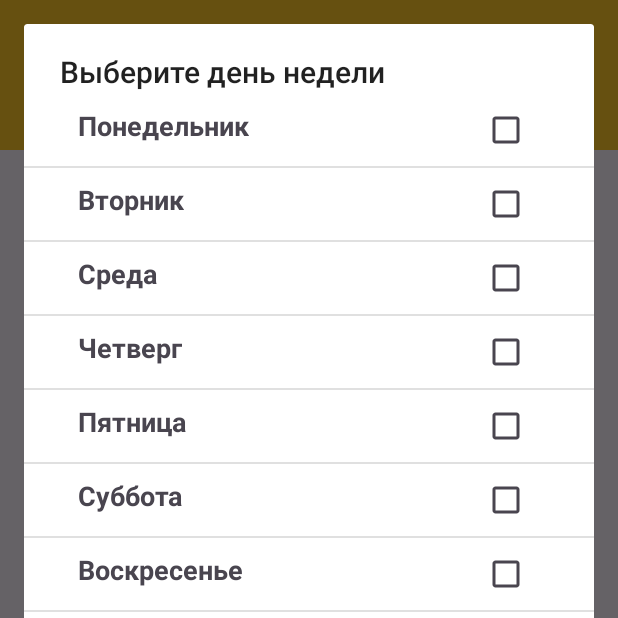
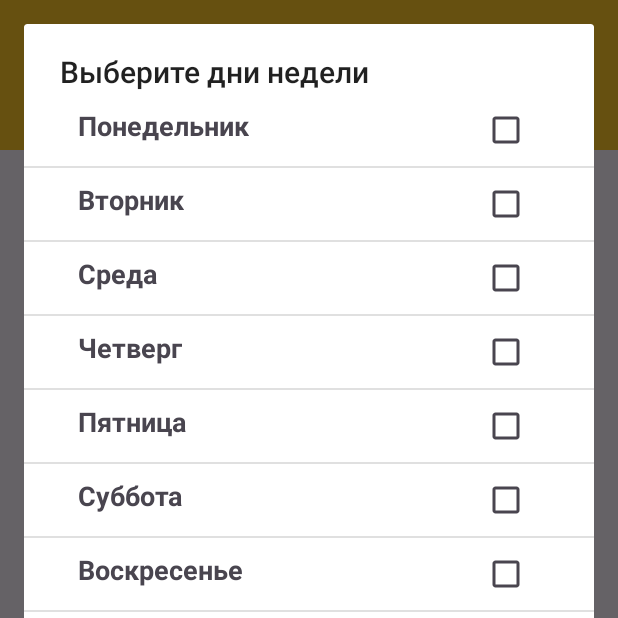
Before and after one commit to YuraLapin/Mobile, an Android app: the PeriodItemActivity screen opened directly, with no data from a screen before it, after a tap on "days", on a phone screen of 412 x 824 dp, the top half of it. Run offline under Robolectric (Android 15) with nearby library versions, the phone set to English and light mode, and no system bars.

Commit message:
поправил ошибку вывода дней недели

```diff
--- a/MobileApp/app/src/main/java/com/example/alarmmobileapp/PeriodItemActivity.java
+++ b/MobileApp/app/src/main/java/com/example/alarmmobileapp/PeriodItemActivity.java
@@ -78,10 +78,10 @@ public class PeriodItemActivity extends AppCompatActivity {
         Bundle args = new Bundle();
         args.putSerializable("period", period);
         dialog.setArguments(args);
-        dialog.show(getSupportFragmentManager(), "Выберите дни недели");
+        dialog.show(getSupportFragmentManager(), "");
     }
     public void updateSelectedDays(List<String> selectedDays) {
-        //DayOfWeek day = DayOfWeek.fromString(days.get(i));
+
         List<DayOfWeek> daysOfWeek = new ArrayList<>();
         for (String day : selectedDays) {
             daysOfWeek.add(DayOfWeek.fromString(day));
@@ -93,7 +93,7 @@ public class PeriodItemActivity extends AppCompatActivity {
     }
 
     private void updateDaysOfWorkDisplay() {
-        if (period != null && period.getDaysOfWeek() != null) {
+        if (/*period != null && */period.getDaysOfWeek() != null && period.getDaysOfWeek().size()!=0) {
             StringBuilder daysStringBuilder = new StringBuilder();
             for (DayOfWeek day : period.getDaysOfWeek()) {
                 daysStringBuilder.append(day.toString()).append(", ");
@@ -107,7 +107,7 @@ public class PeriodItemActivity extends AppCompatActivity {
         }
     }
 
-    public void CreateNewPeriod(View view) {
+    public void EditPeriod(View view) {
         String name = editName.getText().toString();
         period.setName(name);
 
--- a/MobileApp/app/src/main/java/com/example/alarmmobileapp/customfragments/DaysOfWeekDialogFragment.java
+++ b/MobileApp/app/src/main/java/com/example/alarmmobileapp/customfragments/DaysOfWeekDialogFragment.java
@@ -45,7 +45,7 @@
             listOfDays.setAdapter(adapter);
 
             builder.setView(dialogView)
-                    .setTitle("Выберите день недели")
+                    .setTitle("Выберите дни недели")
                     .setPositiveButton("OK", (dialog, which) -> {
                         List<String> selectedDays = adapter.getSelectedDays();
                         if (getActivity() instanceof PeriodItemActivity) {
--- a/MobileApp/app/src/main/res/layout/activity_create_period_item.xml
+++ b/MobileApp/app/src/main/res/layout/activity_create_period_item.xml
@@ -54,6 +54,7 @@
         android:textSize="20sp"
         />
     <TextView
+        android:id="@+id/daysOfWorklist"
         android:layout_width="wrap_content"
         android:layout_height="wrap_content"
         android:text="days"
--- a/MobileApp/app/src/main/res/layout/activity_period_item.xml
+++ b/MobileApp/app/src/main/res/layout/activity_period_item.xml
@@ -94,7 +94,7 @@
         android:layout_marginBottom="15dp"
         android:backgroundTint="@color/yellow"
         android:contentDescription="@string/app_name"
-        android:onClick="CreateNewPeriod"
+        android:onClick="EditPeriod"
         android:src="@drawable/baseline_done_24" />
 
     <RelativeLayout
```
Also changed, not shown: MobileApp/app/src/main/java/com/example/alarmmobileapp/CreatePeriodItemActivity.java (+27 -0 lines).
